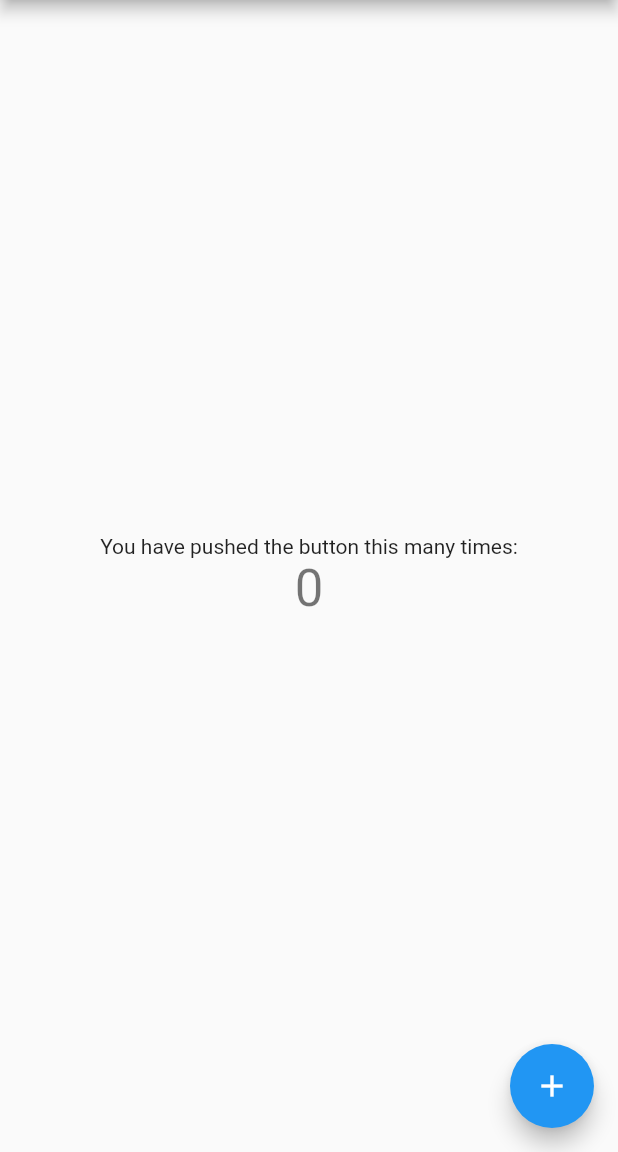
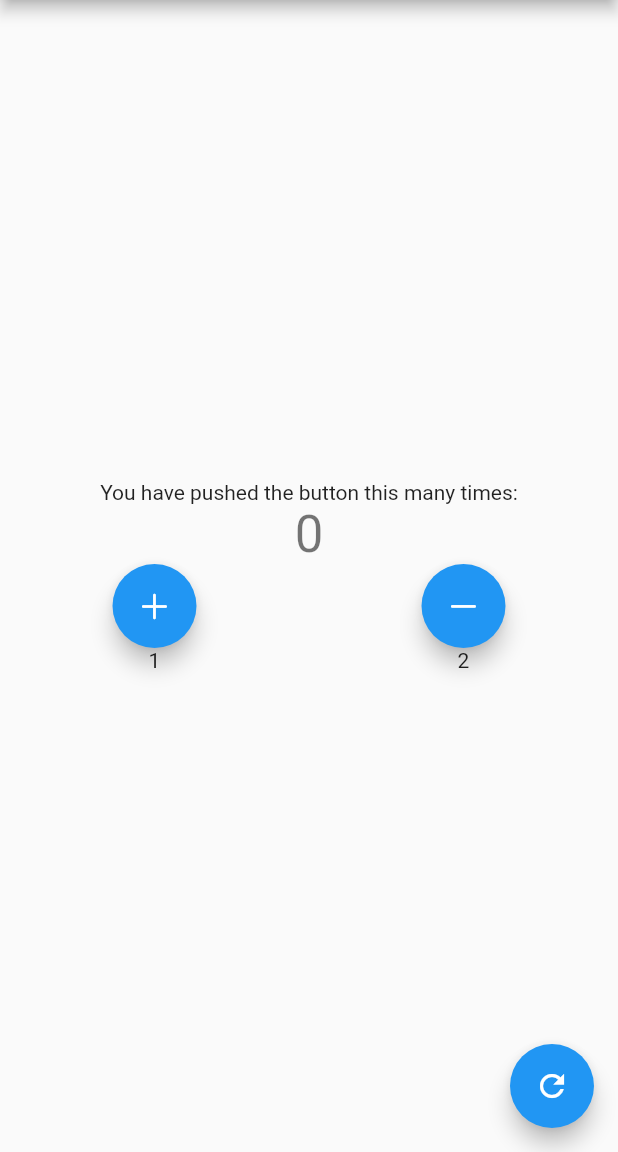
Before and after one commit to misaki-kawaguchi/Riverpod_countup, a Flutter app: the screen it shows after launch, on a phone screen of 412 x 824 dp, the part 84-1236 px from its top. Run offline on Flutter 3.47's test engine with Material 2 defaults, Android fonts, the phone set to English and light mode, and no system bars; our stand-ins replace flutter_riverpod.

Commit message:
17.MVVMように外観を書き換える

```diff
--- a/lib/main.dart
+++ b/lib/main.dart
@@ -1,3 +1,4 @@
+import 'package:flutter/cupertino.dart';
 import 'package:flutter/material.dart';
 import 'package:flutter_riverpod/flutter_riverpod.dart';
 import 'package:riverpod_countup/provider.dart';
@@ -54,6 +55,26 @@ class _MyHomePageState extends ConsumerState<MyHomePage> {
               ref.watch(countProvider).toString(),
               style: Theme.of(context).textTheme.headline4,
             ),
+            Row(
+              mainAxisAlignment: MainAxisAlignment.spaceAround,
+              children: [
+                FloatingActionButton(
+                  onPressed: () => ref.read(countProvider.state).state++,
+                  child: const Icon(CupertinoIcons.plus),
+                ),
+                FloatingActionButton(
+                  onPressed: () => ref.read(countProvider.state).state++,
+                  child: const Icon(CupertinoIcons.minus),
+                ),
+              ],
+            ),
+            Row(
+              mainAxisAlignment: MainAxisAlignment.spaceAround,
+              children: [
+                Text('1'),
+                Text('2'),
+              ],
+            ),
           ],
         ),
       ),
@@ -61,7 +82,7 @@ class _MyHomePageState extends ConsumerState<MyHomePage> {
         // read：再構築されないようになる
         onPressed: () => ref.read(countProvider.state).state++,
         tooltip: 'Increment',
-        child: const Icon(Icons.add),
+        child: const Icon(Icons.refresh),
       ),
     );
   }
```
